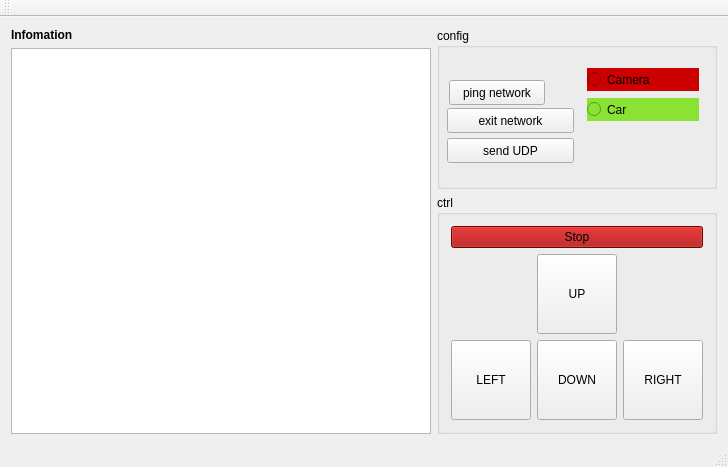
Above: qt/pc-pro/vision_trace_pc/mainwindow.ui from wifialan/vision_trace before the change. Below: the same form after it.
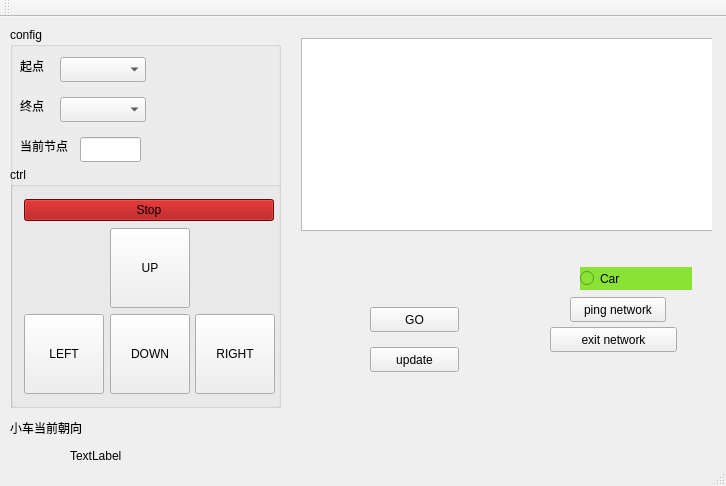
That is the form after the change.

The edit to the form file:
```diff
--- a/qt/pc-pro/vision_trace_pc/mainwindow.ui
+++ b/qt/pc-pro/vision_trace_pc/mainwindow.ui
@@ -7,23 +7,23 @@
     <x>0</x>
     <y>0</y>
     <width>726</width>
-    <height>467</height>
+    <height>486</height>
    </rect>
   </property>
   <property name="windowTitle">
    <string>MainWindow</string>
   </property>
   <widget class="QWidget" name="centralWidget">
-   <layout class="QHBoxLayout" name="horizontalLayout">
-    <item>
-     <layout class="QVBoxLayout" name="verticalLayout_3">
-      <item>
-       <widget class="QLabel" name="label">
-        <property name="text">
-         <string>&lt;html&gt;&lt;head/&gt;&lt;body&gt;&lt;p&gt;&lt;span style=&quot; font-weight:600;&quot;&gt;Infomation&lt;/span&gt;&lt;/p&gt;&lt;/body&gt;&lt;/html&gt;</string>
-        </property>
-       </widget>
-      </item>
+   <widget class="QWidget" name="layoutWidget">
+    <property name="geometry">
+     <rect>
+      <x>290</x>
+      <y>10</y>
+      <width>422</width>
+      <height>215</height>
+     </rect>
+    </property>
+    <layout class="QVBoxLayout" name="verticalLayout_4">
       <item>
        <widget class="QTextBrowser" name="textBrowser">
         <property name="minimumSize">
@@ -38,101 +38,28 @@
        </widget>
       </item>
      </layout>
-    </item>
-    <item>
-     <layout class="QVBoxLayout" name="verticalLayout_4">
-      <item>
+   </widget>
        <widget class="QGroupBox" name="groupBox">
+    <property name="geometry">
+     <rect>
+      <x>10</x>
+      <y>10</y>
+      <width>271</width>
+      <height>381</height>
+     </rect>
+    </property>
         <property name="title">
          <string>config</string>
         </property>
-        <widget class="QPushButton" name="pushButton_con_net">
-         <property name="geometry">
-          <rect>
-           <x>12</x>
-           <y>52</y>
-           <width>96</width>
-           <height>25</height>
-          </rect>
-         </property>
-         <property name="text">
-          <string>ping network</string>
-         </property>
-        </widget>
-        <widget class="QPushButton" name="pushButton_discon_net">
-         <property name="geometry">
-          <rect>
-           <x>10</x>
-           <y>80</y>
-           <width>127</width>
-           <height>25</height>
-          </rect>
-         </property>
-         <property name="text">
-          <string>exit network</string>
-         </property>
-        </widget>
-        <widget class="QRadioButton" name="radioButtonCamera">
-         <property name="geometry">
-          <rect>
-           <x>150</x>
-           <y>40</y>
-           <width>112</width>
-           <height>23</height>
-          </rect>
-         </property>
-         <property name="styleSheet">
-          <string notr="true">background-color: rgb(204, 0, 0);</string>
-         </property>
-         <property name="text">
-          <string>Camera</string>
-         </property>
-         <property name="checkable">
-          <bool>false</bool>
-         </property>
-         <property name="autoExclusive">
-          <bool>false</bool>
-         </property>
-        </widget>
-        <widget class="QRadioButton" name="radioButtonCar">
-         <property name="geometry">
-          <rect>
-           <x>150</x>
-           <y>70</y>
-           <width>112</width>
-           <height>23</height>
-          </rect>
-         </property>
-         <property name="styleSheet">
-          <string notr="true">background-color: rgb(138, 226, 52);</string>
-         </property>
-         <property name="text">
-          <string>Car</string>
-         </property>
-         <property name="checkable">
-          <bool>false</bool>
-         </property>
-         <property name="autoExclusive">
-          <bool>false</bool>
-         </property>
-        </widget>
-        <widget class="QPushButton" name="pushButton_send">
-         <property name="geometry">
-          <rect>
-           <x>10</x>
-           <y>110</y>
-           <width>127</width>
-           <height>25</height>
-          </rect>
-         </property>
-         <property name="text">
-          <string>send UDP</string>
-         </property>
-        </widget>
-       </widget>
-      </item>
-      <item>
        <widget class="QGroupBox" name="groupBox_2">
+     <property name="geometry">
+      <rect>
+       <x>0</x>
+       <y>140</y>
+       <width>278</width>
+       <height>243</height>
+      </rect>
+     </property>
         <property name="title">
          <string>ctrl</string>
         </property>
@@ -254,14 +181,196 @@
              </property>
             </widget>
            </item>
-          </layout>
-         </item>
-        </layout>
-       </widget>
+        <item row="0" column="3">
+         <layout class="QVBoxLayout" name="verticalLayout_3"/>
+        </item>
+       </layout>
       </item>
      </layout>
-    </item>
-   </layout>
+    </widget>
+    <widget class="QLabel" name="label_3">
+     <property name="geometry">
+      <rect>
+       <x>10</x>
+       <y>30</y>
+       <width>31</width>
+       <height>17</height>
+      </rect>
+     </property>
+     <property name="text">
+      <string>起点</string>
+     </property>
+    </widget>
+    <widget class="QLabel" name="label_4">
+     <property name="geometry">
+      <rect>
+       <x>10</x>
+       <y>70</y>
+       <width>31</width>
+       <height>17</height>
+      </rect>
+     </property>
+     <property name="text">
+      <string>终点</string>
+     </property>
+    </widget>
+    <widget class="QComboBox" name="comboBox_start_node">
+     <property name="geometry">
+      <rect>
+       <x>50</x>
+       <y>30</y>
+       <width>86</width>
+       <height>25</height>
+      </rect>
+     </property>
+    </widget>
+    <widget class="QComboBox" name="comboBox_stop_node">
+     <property name="geometry">
+      <rect>
+       <x>50</x>
+       <y>70</y>
+       <width>86</width>
+       <height>25</height>
+      </rect>
+     </property>
+    </widget>
+    <widget class="QLabel" name="label_5">
+     <property name="geometry">
+      <rect>
+       <x>10</x>
+       <y>110</y>
+       <width>71</width>
+       <height>17</height>
+      </rect>
+     </property>
+     <property name="text">
+      <string>当前节点</string>
+     </property>
+    </widget>
+    <widget class="QLineEdit" name="lineEdit_current_node">
+     <property name="geometry">
+      <rect>
+       <x>70</x>
+       <y>110</y>
+       <width>61</width>
+       <height>25</height>
+      </rect>
+     </property>
+    </widget>
+   </widget>
+   <widget class="QLabel" name="label">
+    <property name="geometry">
+     <rect>
+      <x>70</x>
+      <y>430</y>
+      <width>67</width>
+      <height>17</height>
+     </rect>
+    </property>
+    <property name="text">
+     <string>TextLabel</string>
+    </property>
+   </widget>
+   <widget class="QLabel" name="label_2">
+    <property name="geometry">
+     <rect>
+      <x>10</x>
+      <y>400</y>
+      <width>101</width>
+      <height>21</height>
+     </rect>
+    </property>
+    <property name="text">
+     <string>小车当前朝向</string>
+    </property>
+   </widget>
+   <widget class="QLabel" name="label_direction">
+    <property name="geometry">
+     <rect>
+      <x>110</x>
+      <y>400</y>
+      <width>67</width>
+      <height>21</height>
+     </rect>
+    </property>
+    <property name="text">
+     <string/>
+    </property>
+   </widget>
+   <widget class="QPushButton" name="pushButton_discon_net">
+    <property name="geometry">
+     <rect>
+      <x>550</x>
+      <y>310</y>
+      <width>127</width>
+      <height>25</height>
+     </rect>
+    </property>
+    <property name="text">
+     <string>exit network</string>
+    </property>
+   </widget>
+   <widget class="QPushButton" name="pushButton_con_net">
+    <property name="geometry">
+     <rect>
+      <x>570</x>
+      <y>280</y>
+      <width>96</width>
+      <height>25</height>
+     </rect>
+    </property>
+    <property name="text">
+     <string>ping network</string>
+    </property>
+   </widget>
+   <widget class="QRadioButton" name="radioButtonCar">
+    <property name="geometry">
+     <rect>
+      <x>580</x>
+      <y>250</y>
+      <width>112</width>
+      <height>23</height>
+     </rect>
+    </property>
+    <property name="styleSheet">
+     <string notr="true">background-color: rgb(138, 226, 52);</string>
+    </property>
+    <property name="text">
+     <string>Car</string>
+    </property>
+    <property name="checkable">
+     <bool>false</bool>
+    </property>
+    <property name="autoExclusive">
+     <bool>false</bool>
+    </property>
+   </widget>
+   <widget class="QPushButton" name="pushButton_go">
+    <property name="geometry">
+     <rect>
+      <x>370</x>
+      <y>290</y>
+      <width>89</width>
+      <height>25</height>
+     </rect>
+    </property>
+    <property name="text">
+     <string>GO</string>
+    </property>
+   </widget>
+   <widget class="QPushButton" name="pushButton_update">
+    <property name="geometry">
+     <rect>
+      <x>370</x>
+      <y>330</y>
+      <width>89</width>
+      <height>25</height>
+     </rect>
+    </property>
+    <property name="text">
+     <string>update</string>
+    </property>
+   </widget>
   </widget>
   <widget class="QMenuBar" name="menuBar">
    <property name="geometry">
```
Lines whose indentation alone changed are shown as unchanged.
